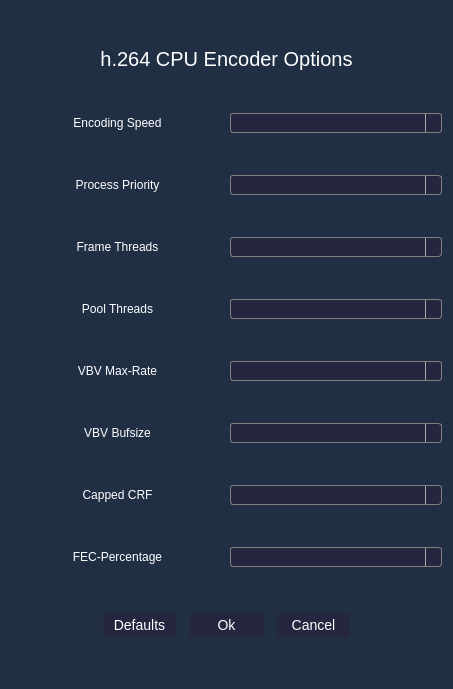
This is openstreamapp/h264cpuconfigurationdialog.ui in LS3solutions/openstream-server as Qt 5 draws it before an edit. The edited form follows.
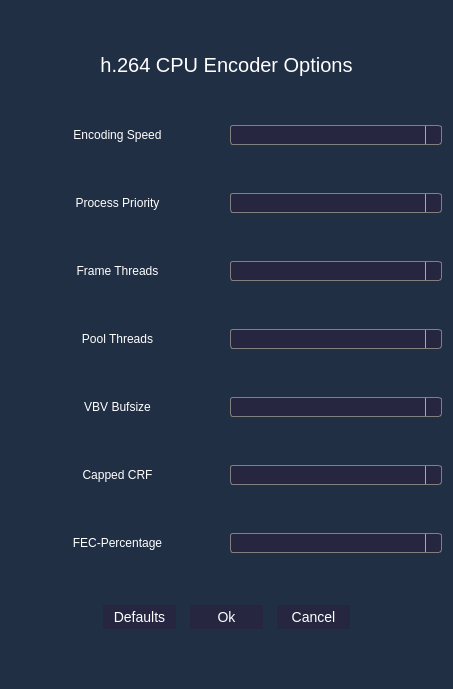
This is the edited form. Icons and pictures are not drawn.

Patch:
```diff
--- a/openstreamapp/h264cpuconfigurationdialog.ui
+++ b/openstreamapp/h264cpuconfigurationdialog.ui
@@ -477,54 +477,6 @@
     font:  &quot;Open Sans Semibold&quot;;
 }
 
-</string>
-       </property>
-      </widget>
-     </item>
-    </layout>
-   </item>
-   <item>
-    <layout class="QHBoxLayout" name="horizontalLayout_11">
-     <item>
-      <widget class="QLabel" name="h264_cpu_vbv_max_rate_value_label">
-       <property name="toolTip">
-        <string>Sets the maximum rate the VBV buffer 
-should be assumed to refill at.</string>
-       </property>
-       <property name="styleSheet">
-        <string notr="true">QLabel {
-color: rgb(255, 255, 255);
-font:  &quot;Open Sans Semibold&quot;;
-font-size: 12px;
-}
-
-QToolTip {
-color: rgb(0, 0, 0);
-font:  &quot;Open Sans Semibold&quot;;
-font-size: 12px;
-}</string>
-       </property>
-       <property name="text">
-        <string>VBV Max-Rate</string>
-       </property>
-       <property name="alignment">
-        <set>Qt::AlignCenter</set>
-       </property>
-      </widget>
-     </item>
-     <item>
-      <widget class="QComboBox" name="h264_cpu_vbv_max_rate_value_combobox">
-       <property name="styleSheet">
-        <string notr="true">QComboBox {
-    border: 1px solid gray;
-    border-radius: 3px;
-    padding: 1px 18px 1px 3px;
-    min-width: 6em;
-    font:  &quot;Open Sans Semibold&quot;;
-    color: white;
-    background: #272640;
-}
-
 QComboBox:editable {
     background:white;
 }
```
